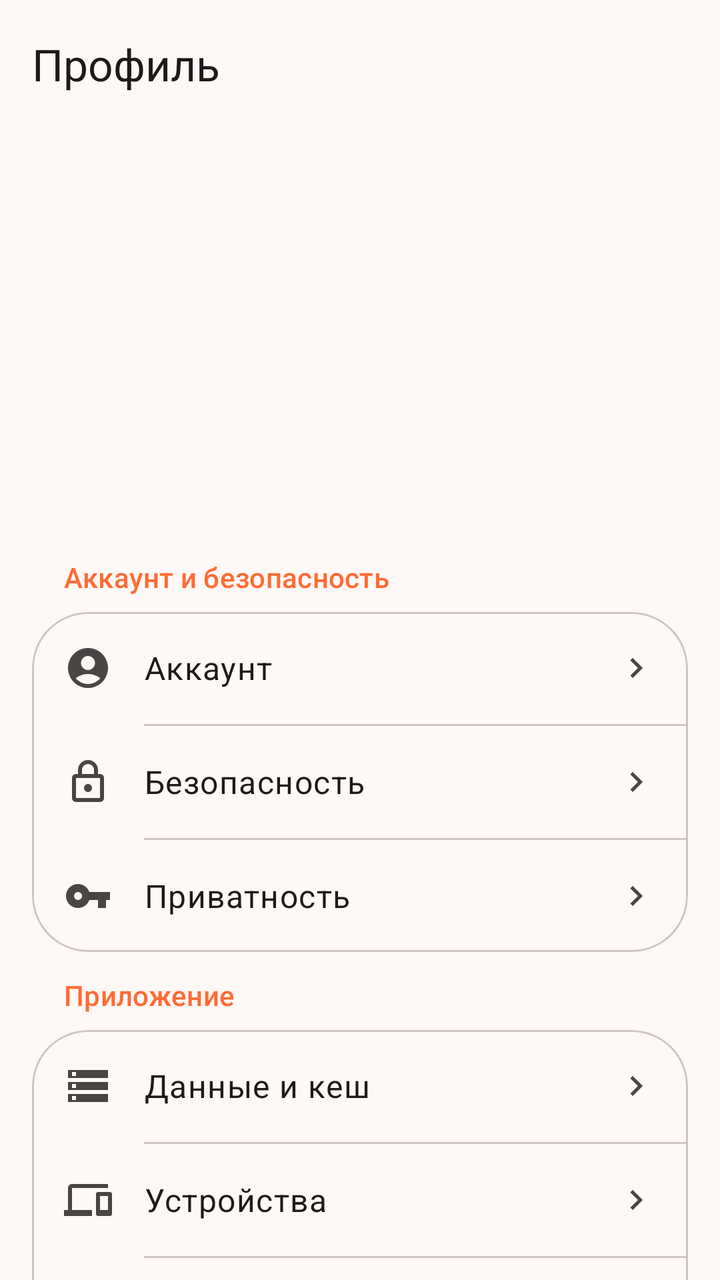
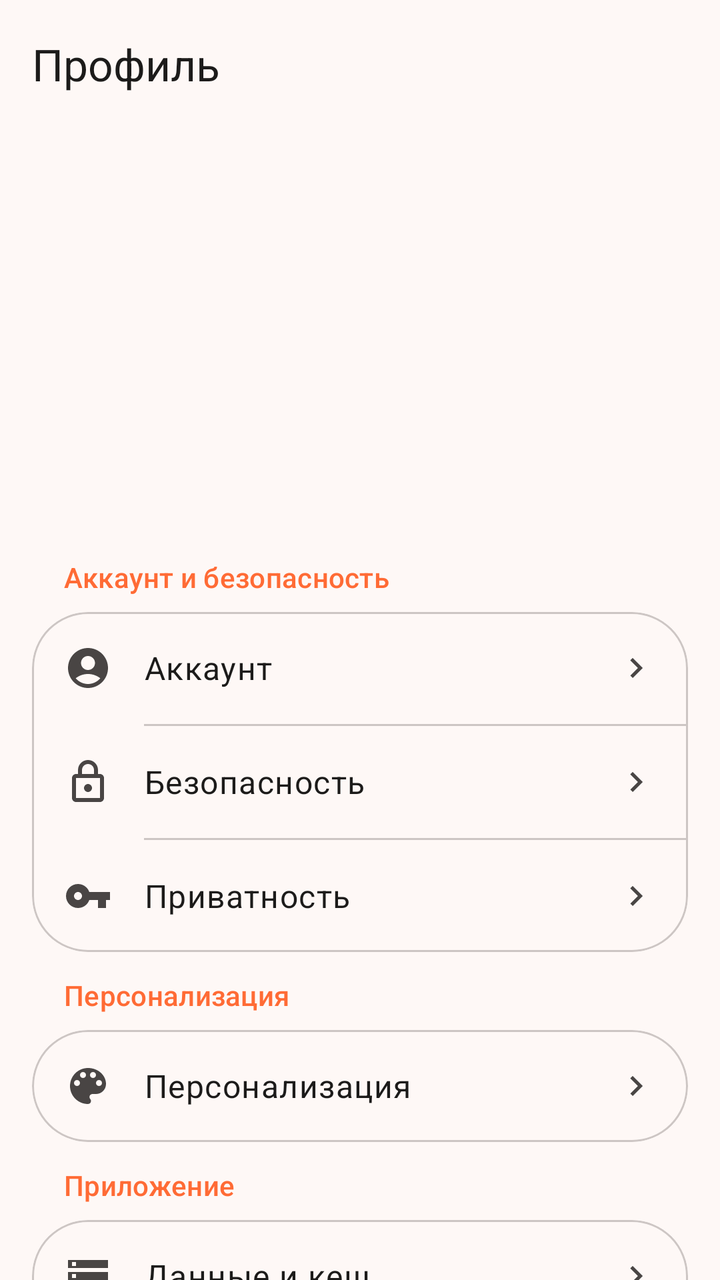

The first picture is an Android layout as it rendered before a commit; the second is the same layout after the commit. The layout source and the unified diff follow.
<!-- AndroidManifest.xml: application theme Theme.BarkfluffClientAndroid -->
<!-- res/layout/fragment_profile.xml -->
<?xml version="1.0" encoding="utf-8"?>
<androidx.constraintlayout.widget.ConstraintLayout xmlns:android="http://schemas.android.com/apk/res/android"
    xmlns:app="http://schemas.android.com/apk/res-auto"
    android:layout_width="match_parent"
    android:layout_height="match_parent"
    android:fitsSystemWindows="true">

    
    <com.google.android.material.appbar.AppBarLayout
        android:id="@+id/appBarLayout"
        android:layout_width="match_parent"
        android:layout_height="wrap_content"
        android:background="?attr/colorSurface"
        app:liftOnScroll="true"
        app:layout_constraintTop_toTopOf="parent">

        <com.google.android.material.appbar.MaterialToolbar
            android:id="@+id/toolbar"
            android:layout_width="match_parent"
            android:layout_height="?attr/actionBarSize"
            app:title="Профиль"
            app:titleTextAppearance="?attr/textAppearanceTitleLarge"
            app:titleTextColor="?attr/colorOnSurface" />

    </com.google.android.material.appbar.AppBarLayout>

    <androidx.core.widget.NestedScrollView
        android:layout_width="match_parent"
        android:layout_height="0dp"
        app:layout_constraintTop_toBottomOf="@id/appBarLayout"
        app:layout_constraintBottom_toBottomOf="parent">

        <LinearLayout
            android:layout_width="match_parent"
            android:layout_height="wrap_content"
            android:orientation="vertical"
            android:padding="16dp">

            
            <LinearLayout
                android:layout_width="match_parent"
                android:layout_height="wrap_content"
                android:gravity="center_horizontal"
                android:orientation="vertical">

                <FrameLayout
                    android:layout_width="96dp"
                    android:layout_height="96dp">

                    <com.google.android.material.imageview.ShapeableImageView
                        android:id="@+id/avatarImage"
                        android:layout_width="96dp"
                        android:layout_height="96dp"
                        android:scaleType="centerCrop"
                        android:visibility="gone"
                        app:shapeAppearanceOverlay="@style/ShapeAppearanceOverlay.App.CornerSize50Percent" />

                    <TextView
                        android:id="@+id/avatarPlaceholder"
                        android:layout_width="96dp"
                        android:layout_height="96dp"
                        android:gravity="center"
                        android:textColor="@android:color/white"
                        android:textSize="36sp"
                        android:textStyle="bold"
                        android:visibility="visible" />

                </FrameLayout>

                <TextView
                    android:id="@+id/textFullName"
                    android:layout_width="wrap_content"
                    android:layout_height="wrap_content"
                    android:layout_marginTop="16dp"
                    android:textAppearance="?attr/textAppearanceHeadlineMedium"
                    android:textColor="?attr/colorOnSurface" />

                <TextView
                    android:id="@+id/textUsername"
                    android:layout_width="wrap_content"
                    android:layout_height="wrap_content"
                    android:layout_marginTop="4dp"
                    android:textAppearance="?attr/textAppearanceBodyLarge"
                    android:textColor="?attr/colorOnSurfaceVariant" />

            </LinearLayout>

            <android.widget.Space
                android:layout_width="match_parent"
                android:layout_height="24dp" />

            
            <TextView
                android:layout_width="wrap_content"
                android:layout_height="wrap_content"
                android:layout_marginStart="16dp"
                android:layout_marginBottom="8dp"
                android:text="Аккаунт и безопасность"
                android:textAppearance="?attr/textAppearanceLabelLarge"
                android:textColor="?attr/colorPrimary" />

            
            <com.google.android.material.card.MaterialCardView
                android:layout_width="match_parent"
                android:layout_height="wrap_content"
                app:cardBackgroundColor="?attr/colorSurfaceContainerLow"
                app:cardCornerRadius="28dp"
                app:cardElevation="0dp"
                app:strokeColor="?attr/colorOutlineVariant"
                app:strokeWidth="1dp">

                <LinearLayout
                    android:layout_width="match_parent"
                    android:layout_height="wrap_content"
                    android:orientation="vertical">

                    
                    <LinearLayout
                        android:id="@+id/itemAccount"
                        android:layout_width="match_parent"
                        android:layout_height="56dp"
                        android:background="?attr/selectableItemBackground"
                        android:gravity="center_vertical"
                        android:orientation="horizontal"
                        android:paddingHorizontal="16dp">

                        <ImageView
                            android:layout_width="24dp"
                            android:layout_height="24dp"
                            android:importantForAccessibility="no"
                            android:src="@drawable/ic_account"
                            app:tint="?attr/colorOnSurfaceVariant" />

                        <TextView
                            android:layout_width="0dp"
                            android:layout_height="wrap_content"
                            android:layout_marginStart="16dp"
                            android:layout_weight="1"
                            android:text="Аккаунт"
                            android:textAppearance="?attr/textAppearanceBodyLarge"
                            android:textColor="?attr/colorOnSurface" />

                        <ImageView
                            android:layout_width="20dp"
                            android:layout_height="20dp"
                            android:importantForAccessibility="no"
                            android:src="@drawable/ic_chevron_right" />

                    </LinearLayout>

                    <com.google.android.material.divider.MaterialDivider
                        android:layout_width="match_parent"
                        android:layout_height="wrap_content"
                        android:layout_marginStart="56dp" />

                    
                    <LinearLayout
                        android:id="@+id/itemSecurity"
                        android:layout_width="match_parent"
                        android:layout_height="56dp"
                        android:background="?attr/selectableItemBackground"
                        android:gravity="center_vertical"
                        android:orientation="horizontal"
                        android:paddingHorizontal="16dp">

                        <ImageView
                            android:layout_width="24dp"
                            android:layout_height="24dp"
                            android:importantForAccessibility="no"
                            android:src="@drawable/ic_security"
                            app:tint="?attr/colorOnSurfaceVariant" />

                        <TextView
                            android:layout_width="0dp"
                            android:layout_height="wrap_content"
                            android:layout_marginStart="16dp"
                            android:layout_weight="1"
                            android:text="Безопасность"
                            android:textAppearance="?attr/textAppearanceBodyLarge"
                            android:textColor="?attr/colorOnSurface" />

                        <ImageView
                            android:layout_width="20dp"
                            android:layout_height="20dp"
                            android:importantForAccessibility="no"
                            android:src="@drawable/ic_chevron_right" />

                    </LinearLayout>

                    <com.google.android.material.divider.MaterialDivider
                        android:layout_width="match_parent"
                        android:layout_height="wrap_content"
                        android:layout_marginStart="56dp" />

                    
                    <LinearLayout
                        android:id="@+id/itemPrivacy"
                        android:layout_width="match_parent"
                        android:layout_height="56dp"
                        android:background="?attr/selectableItemBackground"
                        android:gravity="center_vertical"
                        android:orientation="horizontal"
                        android:paddingHorizontal="16dp">

                        <ImageView
                            android:layout_width="24dp"
                            android:layout_height="24dp"
                            android:importantForAccessibility="no"
                            android:src="@drawable/ic_key"
                            app:tint="?attr/colorOnSurfaceVariant" />

                        <TextView
                            android:layout_width="0dp"
                            android:layout_height="wrap_content"
                            android:layout_marginStart="16dp"
                            android:layout_weight="1"
                            android:text="Приватность"
                            android:textAppearance="?attr/textAppearanceBodyLarge"
                            android:textColor="?attr/colorOnSurface" />

                        <ImageView
                            android:layout_width="20dp"
                            android:layout_height="20dp"
                            android:importantForAccessibility="no"
                            android:src="@drawable/ic_chevron_right" />

                    </LinearLayout>

                </LinearLayout>

            </com.google.android.material.card.MaterialCardView>

            <android.widget.Space
                android:layout_width="match_parent"
                android:layout_height="12dp" />

            
            <TextView
                android:layout_width="wrap_content"
                android:layout_height="wrap_content"
                android:layout_marginStart="16dp"
                android:layout_marginBottom="8dp"
                android:text="Приложение"
                android:textAppearance="?attr/textAppearanceLabelLarge"
                android:textColor="?attr/colorPrimary" />

            
            <com.google.android.material.card.MaterialCardView
                android:layout_width="match_parent"
                android:layout_height="wrap_content"
                app:cardBackgroundColor="?attr/colorSurfaceContainerLow"
                app:cardCornerRadius="28dp"
                app:cardElevation="0dp"
                app:strokeColor="?attr/colorOutlineVariant"
                app:strokeWidth="1dp">

                <LinearLayout
                    android:layout_width="match_parent"
                    android:layout_height="wrap_content"
                    android:orientation="vertical">

                    
                    <LinearLayout
                        android:id="@+id/itemStorage"
                        android:layout_width="match_parent"
                        android:layout_height="56dp"
                        android:background="?attr/selectableItemBackground"
                        android:gravity="center_vertical"
                        android:orientation="horizontal"
                        android:paddingHorizontal="16dp">

                        <ImageView
                            android:layout_width="24dp"
                            android:layout_height="24dp"
                            android:importantForAccessibility="no"
                            android:src="@drawable/ic_storage"
                            app:tint="?attr/colorOnSurfaceVariant" />

                        <TextView
                            android:layout_width="0dp"
                            android:layout_height="wrap_content"
                            android:layout_marginStart="16dp"
                            android:layout_weight="1"
                            android:text="Данные и кеш"
                            android:textAppearance="?attr/textAppearanceBodyLarge"
                            android:textColor="?attr/colorOnSurface" />

                        <ImageView
                            android:layout_width="20dp"
                            android:layout_height="20dp"
                            android:importantForAccessibility="no"
                            android:src="@drawable/ic_chevron_right" />

                    </LinearLayout>

                    <com.google.android.material.divider.MaterialDivider
                        android:layout_width="match_parent"
                        android:layout_height="wrap_content"
                        android:layout_marginStart="56dp" />

                    
                    <LinearLayout
                        android:id="@+id/itemDevices"
                        android:layout_width="match_parent"
                        android:layout_height="56dp"
                        android:background="?attr/selectableItemBackground"
                        android:gravity="center_vertical"
                        android:orientation="horizontal"
                        android:paddingHorizontal="16dp">

                        <ImageView
                            android:layout_width="24dp"
                            android:layout_height="24dp"
                            android:importantForAccessibility="no"
                            android:src="@drawable/ic_devices"
                            app:tint="?attr/colorOnSurfaceVariant" />

                        <TextView
                            android:layout_width="0dp"
                            android:layout_height="wrap_content"
                            android:layout_marginStart="16dp"
                            android:layout_weight="1"
                            android:text="Устройства"
                            android:textAppearance="?attr/textAppearanceBodyLarge"
                            android:textColor="?attr/colorOnSurface" />

                        <ImageView
                            android:layout_width="20dp"
                            android:layout_height="20dp"
                            android:importantForAccessibility="no"
                            android:src="@drawable/ic_chevron_right" />

                    </LinearLayout>

                    <com.google.android.material.divider.MaterialDivider
                        android:layout_width="match_parent"
                        android:layout_height="wrap_content"
                        android:layout_marginStart="56dp" />

                    
                    <LinearLayout
                        android:id="@+id/itemNotifications"
                        android:layout_width="match_parent"
                        android:layout_height="56dp"
                        android:background="?attr/selectableItemBackground"
                        android:gravity="center_vertical"
                        android:orientation="horizontal"
                        android:paddingHorizontal="16dp">

                        <ImageView
                            android:layout_width="24dp"
                            android:layout_height="24dp"
                            android:importantForAccessibility="no"
                            android:src="@drawable/ic_notifications"
                            app:tint="?attr/colorOnSurfaceVariant" />

                        <TextView
                            android:layout_width="0dp"
                            android:layout_height="wrap_content"
                            android:layout_marginStart="16dp"
                            android:layout_weight="1"
                            android:text="Уведомления"
                            android:textAppearance="?attr/textAppearanceBodyLarge"
                            android:textColor="?attr/colorOnSurface" />

                        <ImageView
                            android:layout_width="20dp"
                            android:layout_height="20dp"
                            android:importantForAccessibility="no"
                            android:src="@drawable/ic_chevron_right" />

                    </LinearLayout>

                </LinearLayout>

            </com.google.android.material.card.MaterialCardView>

            <android.widget.Space
                android:layout_width="match_parent"
                android:layout_height="12dp" />

            
            <TextView
                android:layout_width="wrap_content"
                android:layout_height="wrap_content"
                android:layout_marginStart="16dp"
                android:layout_marginBottom="8dp"
                android:text="Другое"
                android:textAppearance="?attr/textAppearanceLabelLarge"
                android:textColor="?attr/colorPrimary" />

            
            <com.google.android.material.card.MaterialCardView
                android:layout_width="match_parent"
                android:layout_height="wrap_content"
                app:cardBackgroundColor="?attr/colorSurfaceContainerLow"
                app:cardCornerRadius="28dp"
                app:cardElevation="0dp"
                app:strokeColor="?attr/colorOutlineVariant"
                app:strokeWidth="1dp">

                <LinearLayout
                    android:layout_width="match_parent"
                    android:layout_height="wrap_content"
                    android:orientation="vertical">

                    
                    <LinearLayout
                        android:id="@+id/itemUpdate"
                        android:layout_width="match_parent"
                        android:layout_height="56dp"
                        android:background="?attr/selectableItemBackground"
                        android:gravity="center_vertical"
                        android:orientation="horizontal"
                        android:paddingHorizontal="16dp">

                        <ImageView
                            android:layout_width="24dp"
                            android:layout_height="24dp"
                            android:importantForAccessibility="no"
                            android:src="@drawable/ic_system_update"
                            app:tint="?attr/colorOnSurfaceVariant" />

                        <TextView
                            android:layout_width="0dp"
                            android:layout_height="wrap_content"
                            android:layout_marginStart="16dp"
                            android:layout_weight="1"
                            android:text="Обновление"
                            android:textAppearance="?attr/textAppearanceBodyLarge"
                            android:textColor="?attr/colorOnSurface" />

                        <View
                            android:id="@+id/badgeUpdate"
                            android:layout_width="10dp"
                            android:layout_height="10dp"
                            android:layout_marginEnd="8dp"
                            android:background="@drawable/badge_update_dot"
                            android:visibility="gone" />

                        <ImageView
                            android:layout_width="20dp"
                            android:layout_height="20dp"
                            android:importantForAccessibility="no"
                            android:src="@drawable/ic_chevron_right" />

                    </LinearLayout>

                    <com.google.android.material.divider.MaterialDivider
                        android:layout_width="match_parent"
                        android:layout_height="wrap_content"
                        android:layout_marginStart="56dp" />

                    
                    <LinearLayout
                        android:id="@+id/itemAbout"
                        android:layout_width="match_parent"
                        android:layout_height="56dp"
                        android:background="?attr/selectableItemBackground"
                        android:gravity="center_vertical"
                        android:orientation="horizontal"
                        android:paddingHorizontal="16dp">

                        <ImageView
                            android:layout_width="24dp"
                            android:layout_height="24dp"
                            android:importantForAccessibility="no"
                            android:src="@drawable/ic_about"
                            app:tint="?attr/colorOnSurfaceVariant" />

                        <TextView
                            android:layout_width="0dp"
                            android:layout_height="wrap_content"
                            android:layout_marginStart="16dp"
                            android:layout_weight="1"
                            android:text="О приложении"
                            android:textAppearance="?attr/textAppearanceBodyLarge"
                            android:textColor="?attr/colorOnSurface" />

                        <ImageView
                            android:layout_width="20dp"
                            android:layout_height="20dp"
                            android:importantForAccessibility="no"
                            android:src="@drawable/ic_chevron_right" />

                    </LinearLayout>

                </LinearLayout>

            </com.google.android.material.card.MaterialCardView>

            <android.widget.Space
                android:layout_width="match_parent"
                android:layout_height="24dp" />

            
            <com.google.android.material.button.MaterialButton
                android:id="@+id/buttonLogout"
                style="@style/Widget.Material3.Button.TonalButton"
                android:layout_width="match_parent"
                android:layout_height="56dp"
                android:text="Выйти из аккаунта"
                android:textAllCaps="false"
                android:textColor="?attr/colorError"
                app:backgroundTint="?attr/colorErrorContainer"
                app:cornerRadius="28dp"
                app:icon="@drawable/ic_logout"
                app:iconGravity="textStart"
                app:iconTint="?attr/colorError" />

            
            <TextView
                android:id="@+id/textAppVersion"
                android:layout_width="wrap_content"
                android:layout_height="wrap_content"
                android:layout_gravity="center_horizontal"
                android:layout_marginTop="24dp"
                android:layout_marginBottom="16dp"
                android:textAppearance="?attr/textAppearanceLabelSmall"
                android:textColor="?attr/colorOnSurfaceVariant" />

            <android.widget.Space
                android:layout_width="match_parent"
                android:layout_height="150dp" />

        </LinearLayout>

    </androidx.core.widget.NestedScrollView>

</androidx.constraintlayout.widget.ConstraintLayout>
<!-- resources referenced by this layout -->
<resources>
  <!-- drawable badge_update_dot (drawable) -->
  <?xml version="1.0" encoding="utf-8"?>
  <shape xmlns:android="http://schemas.android.com/apk/res/android"
      android:shape="oval">
      <solid android:color="#FF3D00" />
      <size
          android:width="10dp"
          android:height="10dp" />
  </shape>
  <!-- drawable ic_chevron_right (drawable) -->
  <?xml version="1.0" encoding="utf-8"?>
  <vector xmlns:android="http://schemas.android.com/apk/res/android"
      android:width="24dp"
      android:height="24dp"
      android:viewportWidth="24"
      android:viewportHeight="24">
      <path
          android:fillColor="?attr/colorOnSurfaceVariant"
          android:pathData="M10,6L8.59,7.41 13.17,12l-4.58,4.59L10,18l6,-6z"/>
  </vector>
  <!-- drawable ic_storage (drawable) -->
  <?xml version="1.0" encoding="utf-8"?>
  <vector xmlns:android="http://schemas.android.com/apk/res/android"
      android:width="24dp"
      android:height="24dp"
      android:viewportWidth="24"
      android:viewportHeight="24">
      <path
          android:fillColor="?attr/colorOnSurface"
          android:pathData="M2,20h20v-4H2v4zM4,17h2v2H4v-2zM2,4v4h20V4H2zM6,7H4V5h2v2zM2,14h20v-4H2v4zM4,11h2v2H4v-2z"/>
  </vector>
  <style name="ShapeAppearanceOverlay.App.CornerSize50Percent" parent="">
          <item name="cornerSize">50%</item>
      </style>
  <style name="Theme.BarkfluffClientAndroid" parent="Base.Theme.BarkfluffClientAndroid" />
  <color name="primary">#FF6B35</color>
  <color name="on_primary">#FFFFFF</color>
  <color name="primary_container">#FFDAD0</color>
  <color name="on_primary_container">#4A2000</color>
  <color name="secondary">#2196F3</color>
  <color name="on_secondary">#FFFFFF</color>
  <color name="secondary_container">#D0E4FF</color>
  <color name="on_secondary_container">#001F3A</color>
  <color name="tertiary">#03DAC6</color>
  <color name="on_tertiary">#000000</color>
  <color name="tertiary_container">#00E5D2</color>
  <color name="on_tertiary_container">#00202A</color>
  <color name="error">#BA1A1A</color>
  <color name="on_error">#FFFFFF</color>
  <color name="error_container">#FFDAD6</color>
  <color name="on_error_container">#410002</color>
  <color name="surface">#FEF8F6</color>
  <color name="on_surface">#1C1B1A</color>
  <color name="on_surface_variant">#494544</color>
  <color name="surface_container_lowest">#FFFFFF</color>
  <color name="surface_container_low">#FEF8F6</color>
  <color name="surface_container">#F0F0F0</color>
  <color name="surface_container_high">#E8E8E8</color>
  <color name="surface_container_highest">#E2E2E2</color>
  <color name="outline">#7C7775</color>
  <color name="outline_variant">#CDC6C4</color>
  <color name="background">#FEF8F6</color>
  <color name="on_background">#1C1B1A</color>
  <color name="inverse_surface">#31302E</color>
  <color name="inverse_on_surface">#F5F0EE</color>
  <color name="inverse_primary">#FFB5A0</color>
  <!-- unchanged entries left out for length: 9 -->
</resources>

<!-- the commit's change to res/layout/fragment_profile.xml (unified diff, before → after) -->
@@ -240,6 +240,72 @@
                 android:layout_height="wrap_content"
                 android:layout_marginStart="16dp"
                 android:layout_marginBottom="8dp"
+                android:text="Персонализация"
+                android:textAppearance="?attr/textAppearanceLabelLarge"
+                android:textColor="?attr/colorPrimary" />
+
+            
+            <com.google.android.material.card.MaterialCardView
+                android:layout_width="match_parent"
+                android:layout_height="wrap_content"
+                app:cardBackgroundColor="?attr/colorSurfaceContainerLow"
+                app:cardCornerRadius="28dp"
+                app:cardElevation="0dp"
+                app:strokeColor="?attr/colorOutlineVariant"
+                app:strokeWidth="1dp">
+
+                <LinearLayout
+                    android:layout_width="match_parent"
+                    android:layout_height="wrap_content"
+                    android:orientation="vertical">
+
+                    <LinearLayout
+                        android:id="@+id/itemPersonalization"
+                        android:layout_width="match_parent"
+                        android:layout_height="56dp"
+                        android:background="?attr/selectableItemBackground"
+                        android:gravity="center_vertical"
+                        android:orientation="horizontal"
+                        android:paddingHorizontal="16dp">
+
+                        <ImageView
+                            android:layout_width="24dp"
+                            android:layout_height="24dp"
+                            android:importantForAccessibility="no"
+                            android:src="@drawable/ic_palette"
+                            app:tint="?attr/colorOnSurfaceVariant" />
+
+                        <TextView
+                            android:layout_width="0dp"
+                            android:layout_height="wrap_content"
+                            android:layout_marginStart="16dp"
+                            android:layout_weight="1"
+                            android:text="Персонализация"
+                            android:textAppearance="?attr/textAppearanceBodyLarge"
+                            android:textColor="?attr/colorOnSurface" />
+
+                        <ImageView
+                            android:layout_width="20dp"
+                            android:layout_height="20dp"
+                            android:importantForAccessibility="no"
+                            android:src="@drawable/ic_chevron_right" />
+
+                    </LinearLayout>
+
+                </LinearLayout>
+
+            </com.google.android.material.card.MaterialCardView>
+
+            <android.widget.Space
+                android:layout_width="match_parent"
+                android:layout_height="12dp" />
+
+            
+            <TextView
+                android:layout_width="wrap_content"
+                android:layout_height="wrap_content"
+                android:layout_marginStart="16dp"
+                android:layout_marginBottom="8dp"
                 android:text="Приложение"
                 android:textAppearance="?attr/textAppearanceLabelLarge"
                 android:textColor="?attr/colorPrimary" />
<!-- resource entries referenced after the edit -->
@@ -19,6 +19,23 @@
       <path
           android:fillColor="?attr/colorOnSurfaceVariant"
           android:pathData="M10,6L8.59,7.41 13.17,12l-4.58,4.59L10,18l6,-6z"/>
+  </vector>
+  <!-- drawable ic_palette (drawable) -->
+  <vector xmlns:android="http://schemas.android.com/apk/res/android"
+      android:width="24dp"
+      android:height="24dp"
+      android:viewportWidth="24"
+      android:viewportHeight="24">
+      <path
+          android:fillColor="?attr/colorOnSurfaceVariant"
+          android:pathData="M12,3c-4.97,0-9,4.03-9,9s4.03,9 9,9c0.83,0 1.5-0.67 1.5-1.5
+              c0-0.39-0.15-0.74-0.39-1.01-0.23-0.26-0.38-0.61-0.38-0.99
+              c0-0.83 0.67-1.5 1.5-1.5L16,16c2.76,0 5-2.24 5-5
+              c0-4.42-4.03-8-9-8zM6.5,12c-0.83,0-1.5-0.67-1.5-1.5
+              S5.67,9 6.5,9 8,9.67 8,10.5 7.33,12 6.5,12z
+              M9.5,8C8.67,8 8,7.33 8,6.5S8.67,5 9.5,5 11,5.67 11,6.5 10.33,8 9.5,8z
+              M14.5,8c-0.83,0-1.5-0.67-1.5-1.5S13.67,5 14.5,5 16,5.67 16,6.5 15.33,8 14.5,8z
+              M17.5,12c-0.83,0-1.5-0.67-1.5-1.5S16.67,9 17.5,9 19,9.67 19,10.5 18.33,12 17.5,12z" />
   </vector>
   <!-- drawable ic_storage (drawable) -->
   <?xml version="1.0" encoding="utf-8"?>
